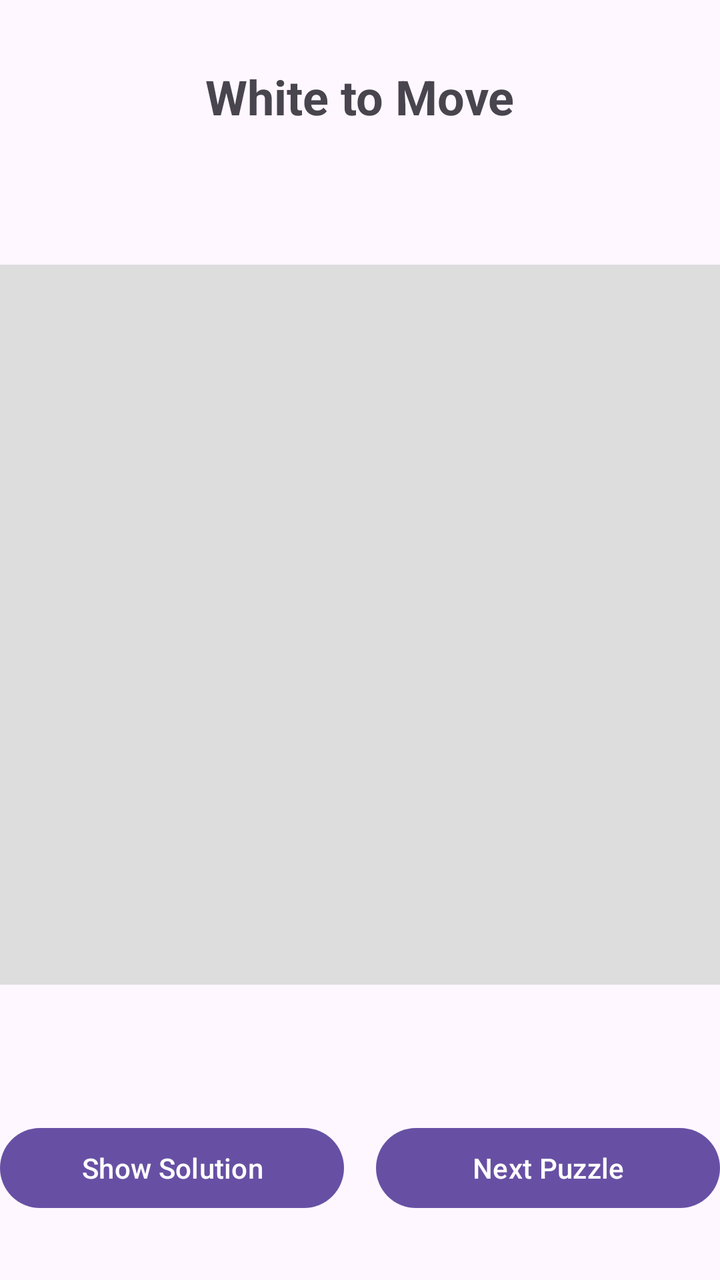
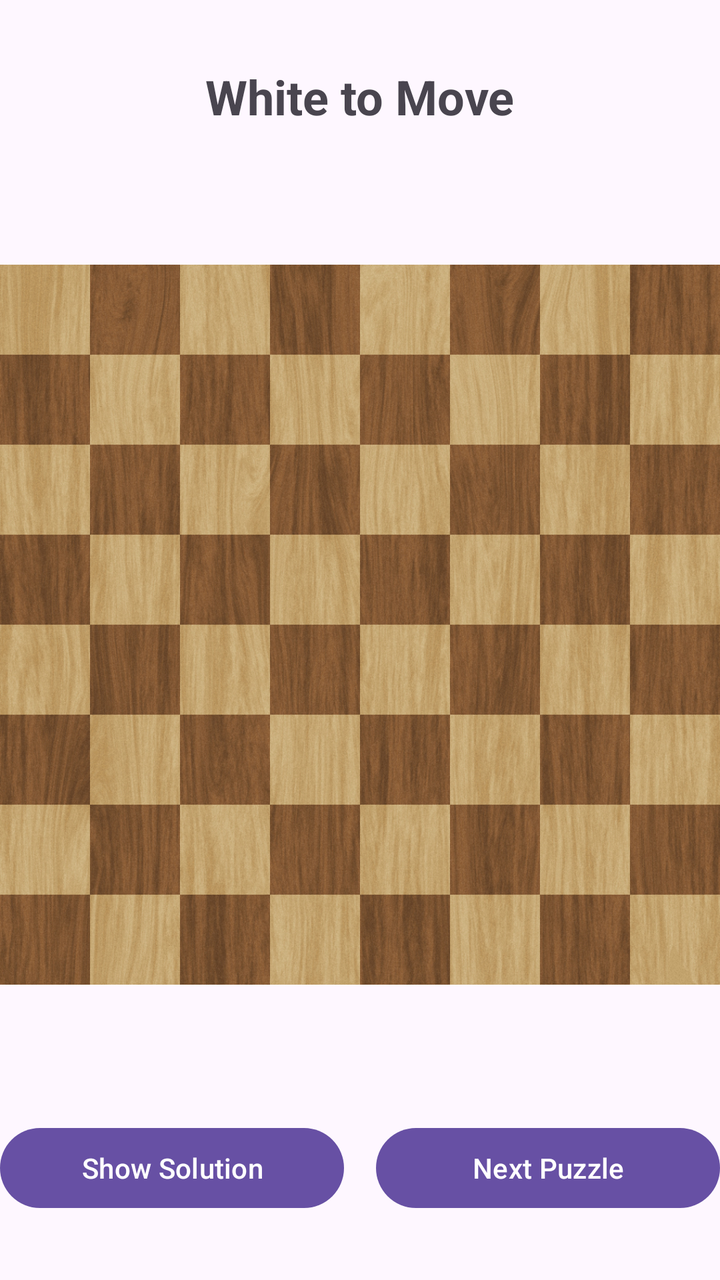

Before-and-after screenshots of an Android layout around one commit, followed by the original layout XML and the change that was made.
<!-- AndroidManifest.xml: application theme Theme.Chessoid -->
<!-- res/layout/activity_puzzle.xml -->
<?xml version="1.0" encoding="utf-8"?>
<androidx.constraintlayout.widget.ConstraintLayout xmlns:android="http://schemas.android.com/apk/res/android"
    xmlns:app="http://schemas.android.com/apk/res-auto"
    xmlns:tools="http://schemas.android.com/tools"
    android:id="@+id/main"
    android:layout_width="match_parent"
    android:layout_height="match_parent"
    tools:context=".PuzzleActivity">


    <TextView
        android:id="@+id/tvPuzzleStatus"
        android:layout_width="wrap_content"
        android:layout_height="wrap_content"
        android:text="White to Move"
        android:textSize="24sp"
        android:textStyle="bold"
        android:layout_marginTop="32dp"
        app:layout_constraintTop_toTopOf="parent"
        app:layout_constraintStart_toStartOf="parent"
        app:layout_constraintEnd_toEndOf="parent" />

    
    <ImageView
        android:id="@+id/boardPlaceholder"
        android:layout_width="0dp"
        android:layout_height="0dp"
        android:background="#DDDDDD"
        app:layout_constraintDimensionRatio="1:1"
        app:layout_constraintTop_toBottomOf="@id/tvPuzzleStatus"
        app:layout_constraintBottom_toTopOf="@id/btnNextPuzzle"
        app:layout_constraintStart_toStartOf="parent"
        app:layout_constraintEnd_toEndOf="parent" />

    
    <Button
        android:id="@+id/btnShowSolution"
        android:layout_width="0dp"
        android:layout_height="wrap_content"
        android:text="Show Solution"
        android:layout_marginEnd="8dp"
        android:layout_marginBottom="32dp"
        app:layout_constraintBottom_toBottomOf="parent"
        app:layout_constraintStart_toStartOf="parent"
        app:layout_constraintEnd_toStartOf="@id/btnNextPuzzle" />

    
    <Button
        android:id="@+id/btnNextPuzzle"
        android:layout_width="0dp"
        android:layout_height="wrap_content"
        android:text="Next Puzzle"
        android:layout_marginStart="8dp"
        android:layout_marginBottom="32dp"
        app:layout_constraintBottom_toBottomOf="parent"
        app:layout_constraintStart_toEndOf="@id/btnShowSolution"
        app:layout_constraintEnd_toEndOf="parent" />

</androidx.constraintlayout.widget.ConstraintLayout>
<!-- resources referenced by this layout -->
<resources>
  <style name="Theme.Chessoid" parent="Base.Theme.Chessoid" />
  <style name="Base.Theme.Chessoid" parent="Theme.Material3.DayNight.NoActionBar">
          
          
      </style>
</resources>

<!-- the commit's change to res/layout/activity_puzzle.xml (unified diff, before → after) -->
@@ -20,18 +20,19 @@
         app:layout_constraintStart_toStartOf="parent"
         app:layout_constraintEnd_toEndOf="parent" />
 
-    
-    <ImageView
-        android:id="@+id/boardPlaceholder"
+
+    <GridLayout
+        android:id="@+id/chessBoardGrid"
         android:layout_width="0dp"
         android:layout_height="0dp"
-        android:background="#DDDDDD"
+        android:columnCount="8"
+        android:rowCount="8"
+        android:background="@drawable/chess_board"
         app:layout_constraintDimensionRatio="1:1"
         app:layout_constraintTop_toBottomOf="@id/tvPuzzleStatus"
         app:layout_constraintBottom_toTopOf="@id/btnNextPuzzle"
         app:layout_constraintStart_toStartOf="parent"
         app:layout_constraintEnd_toEndOf="parent" />
-
     
     <Button
         android:id="@+id/btnShowSolution"
<!-- resource entries referenced after the edit -->
@@ -1,5 +1,6 @@
 <!-- resources referenced by this layout -->
 <resources>
+  <!-- drawable chess_board: jpg bitmap (drawable, 859011 bytes) -->
   <style name="Theme.Chessoid" parent="Base.Theme.Chessoid" />
   <style name="Base.Theme.Chessoid" parent="Theme.Material3.DayNight.NoActionBar">
           
